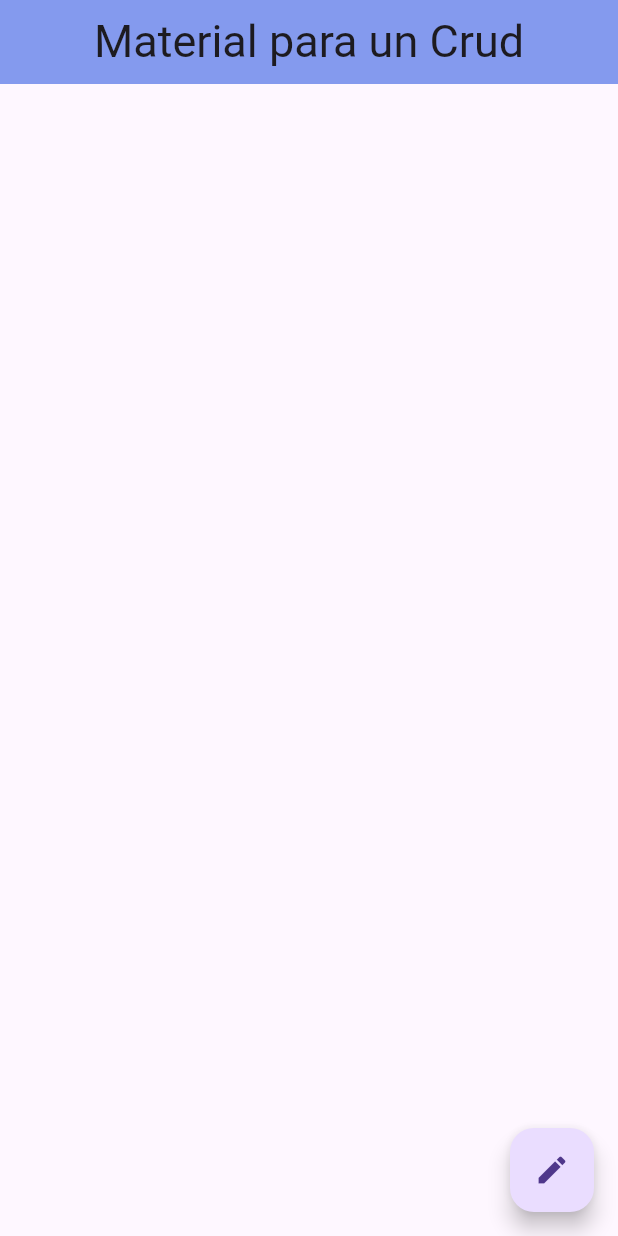
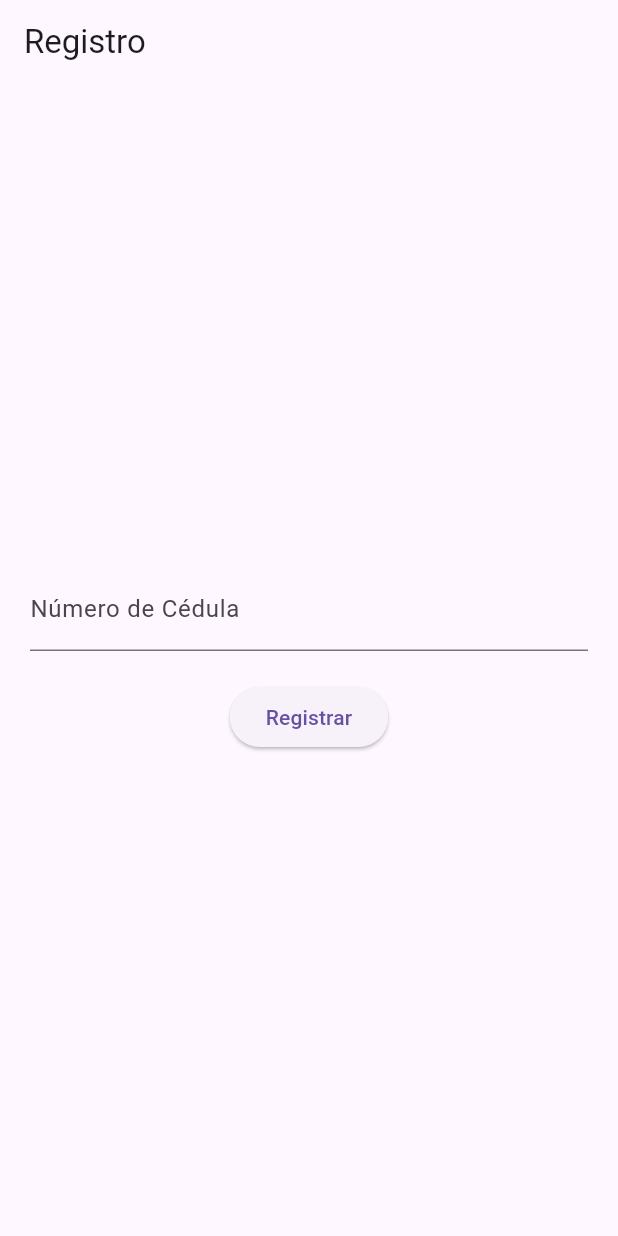
Before and after one commit to alexrenatoy/biometrick, a Flutter app: the screen it shows after launch, on a phone screen of 412 x 824 dp. Run offline on Flutter 3.47's test engine with Material 3 defaults, Android fonts, the phone set to English and light mode, and no system bars; our stand-ins replace cloud_firestore, firebase_core, local_auth, timezone; missing offline and left inert: local_auth_android, local_auth_darwin; accounts and stored records are empty; Roboto replaces fonts that are missing (cursive).

Commit message:
registro de asistencia

```diff
--- a/lib/main.dart
+++ b/lib/main.dart
@@ -1,9 +1,12 @@
-import 'package:biometrick/router/routes.dart';
-import 'package:biometrick/views/home.dart';
-import 'package:biometrick/views/landpage_view.dart';
+import 'package:biometrick/views/assitance.dart';
 import 'package:flutter/material.dart';
 import 'package:firebase_core/firebase_core.dart';
+import 'package:intl/date_symbol_data_local.dart';
 import 'firebase_options.dart';
+import 'package:biometrick/router/routes.dart' as CustomRouter;
+
+import 'package:timezone/data/latest.dart' as tzdata;
+import 'package:timezone/timezone.dart' as tz;
 
 
 void main() async {
@@ -11,9 +14,13 @@ void main() async {
   await Firebase.initializeApp(
     options: DefaultFirebaseOptions.currentPlatform,
   );
+  WidgetsFlutterBinding.ensureInitialized(); // Asegura que Flutter esté inicializado
+  await initializeDateFormatting('es_ES');
+  tzdata.initializeTimeZones();
+  var location = tz.getLocation('America/Guayaquil');
+  tz.setLocalLocation(location);
   runApp(MyApp());
 }
-
 
 class MyApp extends StatelessWidget {
   const MyApp({super.key});
@@ -23,9 +30,12 @@ class MyApp extends StatelessWidget {
     return MaterialApp(
       debugShowCheckedModeBanner: false,
       title: 'Don Gestin C:',
-      // theme: ThemeData.dark(),
-      initialRoute: Home.id,
-      routes: CustomRoutes.routes,
+      theme: ThemeData(
+        primarySwatch: Colors.blue,
+      ),
+      onGenerateRoute: CustomRouter.Router.generateRoute,
+      // Página inicial de la aplicación (puedes cambiarla según tu lógica)
+      initialRoute: AssitanceView.id,
     );
   }
 }
--- a/lib/router/routes.dart
+++ b/lib/router/routes.dart
@@ -1,31 +1,60 @@
-import 'package:biometrick/views/add.dart';
-import 'package:biometrick/views/cards_view.dart';
-import 'package:biometrick/views/home.dart';
-import 'package:biometrick/views/home_view.dart';
-import 'package:biometrick/views/landpage_view.dart';
-import 'package:biometrick/views/login_view.dart';
-import 'package:biometrick/views/main_view.dart';
-import 'package:biometrick/views/register.dart';
-import 'package:biometrick/views/reminders_view.dart';
-import 'package:biometrick/views/saving_plans_view.dart';
-import 'package:biometrick/views/wallet_view.dart';
+import 'package:biometrick/views/assitance.dart';
+import 'package:biometrick/views/auth.dart';
 import 'package:flutter/material.dart';
+
+
+class Router {
+  static Route<dynamic>? generateRoute(RouteSettings settings) {
+    switch (settings.name) {
+      case AssitanceView.id:
+        return MaterialPageRoute(
+          builder: (_) => AssitanceView(),
+        );
+      case AuthBiometric.id:
+        // Si la ruta requiere un valor (cedula en este caso), puedes pasarla a través de arguments
+        if (settings.arguments != null && settings.arguments is String) {
+          String idUser = settings.arguments as String;
+          return MaterialPageRoute(
+            builder: (_) => AuthBiometric(idUser: idUser),
+          );
+        }
+        // Manejo de error o redireccionar a una página por defecto si no se proporciona la cédula
+        return _errorRoute(); // Ejemplo de función _errorRoute() que muestra una página de error
+      default:
+        // Manejo de ruta no encontrada
+        return _errorRoute();
+    }
+  }
+
+  static Route<dynamic> _errorRoute() {
+    return MaterialPageRoute(
+      builder: (_) => Scaffold(
+        appBar: AppBar(title: Text('Error')),
+        body: Center(child: Text('Ruta no encontrada')),
+      ),
+    );
+  }
+}
 
 
 
 
-class CustomRoutes {
-  static final routes = <String, WidgetBuilder>{
-    Home.id: (context) => const Home(),
-    Add.id: (context) => const Add(),
-    LandPageView.id: (context) => const LandPageView(),
-    LoginView.id: (context) => const LoginView(),
-    RegisterView.id: (context) => const RegisterView(),
-    HomeView.id: (context) => const HomeView(),
-    WalletView.id: (context) => const WalletView(),
-    RemindersView.id: (context) => const RemindersView(),
-    MainView.id: (context) => const MainView(),
-    SavingsPlansView.id: (context) => const SavingsPlansView(),
-    CardsView.id: (context) => const CardsView(),
-  };
-}
+// class CustomRoutes {
+//   static final routes = <String, WidgetBuilder>{
+//     Home.id: (context) => const Home(),
+//     AuthBiometric.id: (context) => const AuthBiometric(idUser),
+//     AssitanceView.id: (context) => AssitanceView(),
+//     AssitanceView.id: (context) => const Authentificated(),
+
+//     Add.id: (context) => const Add(),
+//     LandPageView.id: (context) => const LandPageView(),
+//     LoginView.id: (context) => const LoginView(),
+//     RegisterView.id: (context) => const RegisterView(),
+//     HomeView.id: (context) => const HomeView(),
+//     WalletView.id: (context) => const WalletView(),
+//     RemindersView.id: (context) => const RemindersView(),
+//     MainView.id: (context) => const MainView(),
+//     SavingsPlansView.id: (context) => const SavingsPlansView(),
+//     CardsView.id: (context) => const CardsView(),
+//   };
+// }
--- /dev/null
+++ b/lib/views/assitance.dart
@@ -0,0 +1,49 @@
+import 'package:biometrick/views/auth.dart';
+import 'package:flutter/material.dart';
+
+
+class AssitanceView extends StatefulWidget {
+   static const String id = 'register';
+   const AssitanceView({super.key});
+
+
+  @override
+  State<AssitanceView> createState() => _AssitanceView();
+}
+
+class _AssitanceView extends State<AssitanceView> {
+  final TextEditingController _cedulaController = TextEditingController();
+
+  @override
+  Widget build(BuildContext context) {
+    return Scaffold(
+      appBar: AppBar(
+        title: Text('Registro'),
+      ),
+      body: Padding(
+        padding: EdgeInsets.all(20.0),
+        child: Column(
+          mainAxisAlignment: MainAxisAlignment.center,
+          children: [
+            TextField(
+              controller: _cedulaController,
+              decoration: InputDecoration(
+                labelText: 'Número de Cédula',
+              ),
+            ),
+            SizedBox(height: 20.0),
+            ElevatedButton(
+              onPressed: () {
+                Navigator.push(
+                  context,
+                  MaterialPageRoute(builder: (context) => AuthBiometric(idUser: _cedulaController.text)),
+                );
+              },
+              child: Text('Registrar'),
+            ),
+          ],
+        ),
+      ),
+    );
+  }
+}
--- a/pubspec.yaml
+++ b/pubspec.yaml
@@ -18,6 +18,8 @@ dependencies:
   firebase_core: ^3.1.0
   cloud_firestore: ^5.0.0
   local_auth: ^2.2.0
+  intl: ^0.17.0
+  timezone: ^0.7.0
 
 dev_dependencies:
   flutter_test:
```
Also changed, not shown: lib/views/auth.dart (+42 -16 lines), lib/views/authentificated.dart (added, +21 -0 lines), lib/views/firebase_service.dart (+28 -6 lines), lib/views/home.dart (+20 -8 lines), pubspec.lock, 3 other files.
